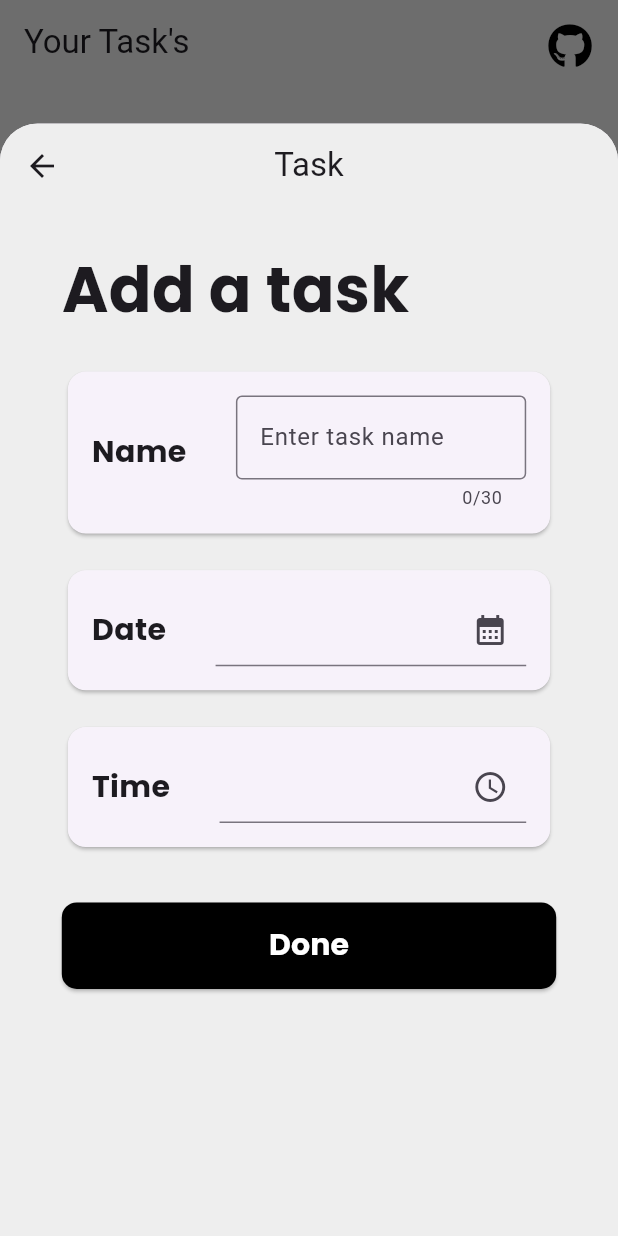
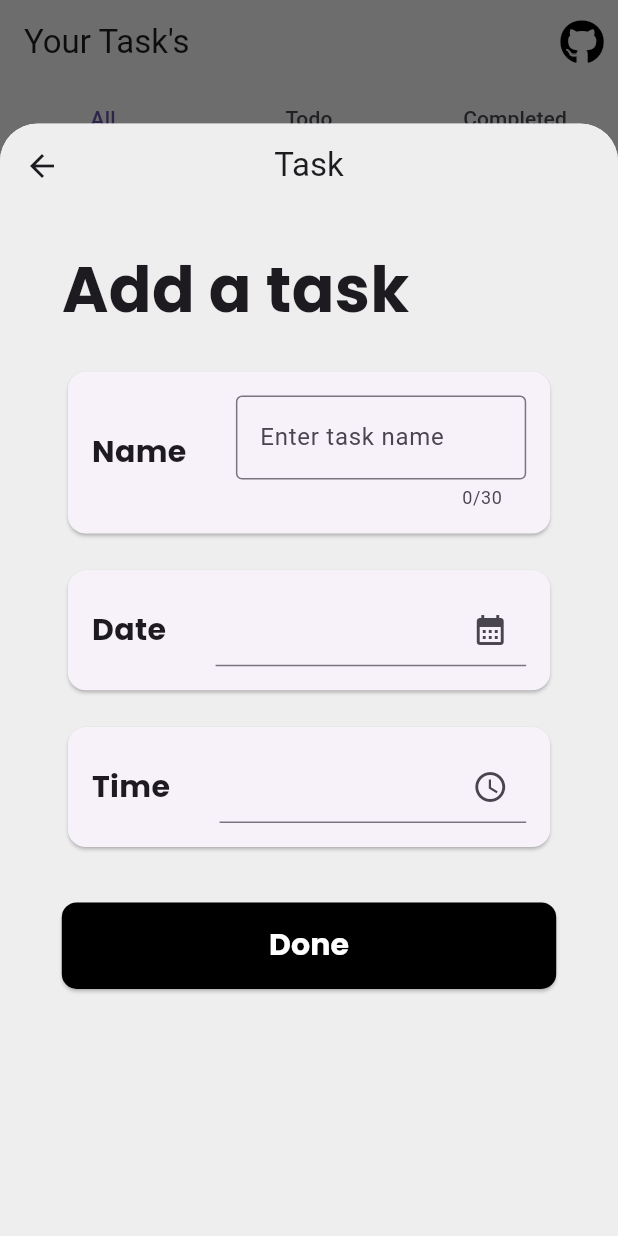
Before and after one commit to ChinmayMangela/todo, a Flutter app: the screen it shows after launch, after a tap on the "add" icon, on a phone screen of 412 x 824 dp. Run offline on Flutter 3.47's test engine with Material 3 defaults, Android fonts, the phone set to English and light mode, and no system bars; our stand-ins replace flutter_slidable, font_awesome_flutter, google_fonts, isar; accounts and stored records are empty; generated files the repository leaves out were written again.

Commit message:
Added TabBar to App Bar for task filtering: All tasks, Pending tasks, Completed tasks

```diff
--- a/lib/main.dart
+++ b/lib/main.dart
@@ -1,13 +1,11 @@
 import 'package:flutter/material.dart';
 import 'package:provider/provider.dart';
-import 'package:todo/data/datasources/isar_localdatabase.dart';
 import 'package:todo/presentation/providers/task_provider.dart';
 import 'package:todo/presentation/screens/home_screen.dart';
 import 'package:todo/presentation/theme/app_theme.dart';
 
 void main() async {
   WidgetsFlutterBinding.ensureInitialized();
-  await IsarLocalDatabase.initialize();
   runApp(
     ChangeNotifierProvider(
       create: (context) => TaskProvider(),
--- a/lib/presentation/screens/home_screen.dart
+++ b/lib/presentation/screens/home_screen.dart
@@ -1,9 +1,11 @@
 import 'package:flutter/material.dart';
-import 'package:todo/data/datasources/isar_localdatabase.dart';
+import 'package:font_awesome_flutter/font_awesome_flutter.dart';
+import 'package:provider/provider.dart';
+import 'package:todo/presentation/providers/task_provider.dart';
+import 'package:todo/presentation/widgets/TabWidgets/all_task_list.dart';
+import 'package:todo/presentation/widgets/TabWidgets/completed_task_list.dart';
+import 'package:todo/presentation/widgets/TabWidgets/pending_task_list.dart';
 import 'package:todo/presentation/widgets/task_creation_bottom_sheet.dart';
-import 'package:todo/presentation/widgets/app_bar.dart';
-import 'package:todo/presentation/widgets/task_list.dart';
-import 'package:todo/presentation/widgets/text.dart';
 import 'package:todo/utils/helper_functions.dart';
 
 class HomeScreen extends StatefulWidget {
@@ -17,50 +19,56 @@ class _HomeScreenState extends State<HomeScreen> {
   @override
   Widget build(BuildContext context) {
     final isDarkMode = Theme.of(context).brightness == Brightness.dark;
-    return Scaffold(
-      appBar: const MyAppBar(),
-      body: _buildBody(isDarkMode),
-      floatingActionButton: _buildFloatingActionButton(),
+    return DefaultTabController(
+      length: 3,
+      child: Scaffold(
+        appBar: _buildAppBar(isDarkMode),
+        body: _buildTabBarView(),
+        floatingActionButton: _buildFloatingActionButton(),
+      ),
     );
   }
 
-  Widget _buildBody(bool isDarkMode) {
-    return FutureBuilder(future: IsarLocalDatabase().fetchTasks(), builder: (context, snapShot) {
-      switch(snapShot.connectionState) {
-        case ConnectionState.waiting :
-          return _buildCircularProgressIndicator();
-        default:
-          if(snapShot.data!.isEmpty) {
-            return _buildEmptyTodoListMessage();
-          } else if(snapShot.hasError) {
-            return Center(child: Text(snapShot.error.toString()),);
-          } else {
-            return TaskList(
-              taskList: snapShot.data!,
-            );
-          }
-      }
-    });
-  }
-
-
-  Widget _buildEmptyTodoListMessage() {
-    return const Center(
-      child: Column(
-        mainAxisAlignment: MainAxisAlignment.center,
-        children: [
-          TextWidget(text: 'No todos yet!', textSize: 14, isBoldFont: true),
-          SizedBox(height: 10),
-          TextWidget(
-              text: 'Tap + to add a new todo', textSize: 14, isBoldFont: true),
+  AppBar _buildAppBar(bool isDarkMode) {
+    return AppBar(
+      title: const Text('Your Task\'s'),
+      actions: [
+        IconButton(
+          onPressed: HelperFunctions.navigateToMyGithubAccount,
+          icon: FaIcon(
+            size: 30,
+            FontAwesomeIcons.github,
+            color: isDarkMode ? Colors.white : Colors.black,
+          ),
+        ),
+      ],
+      bottom: const TabBar(
+        tabs: [
+          Tab(
+            text: 'All',
+          ),
+          Tab(
+            text: 'Todo',
+          ),
+          Tab(
+            text: 'Completed',
+          )
         ],
       ),
     );
   }
 
-  Widget _buildCircularProgressIndicator() {
-    return const Center(
-      child: CircularProgressIndicator(),
+  Widget _buildTabBarView() {
+    return Consumer<TaskProvider>(
+      builder: (context, taskProvider, child) {
+        return const TabBarView(
+          children: [
+            AllTaskList(),
+            CompletedTaskList(),
+            PendingTaskList(),
+          ],
+        );
+      },
     );
   }
 
--- /dev/null
+++ b/lib/presentation/widgets/TabWidgets/all_task_list.dart
@@ -0,0 +1,19 @@
+import 'package:flutter/material.dart';
+import 'package:provider/provider.dart';
+import 'package:todo/presentation/providers/task_provider.dart';
+import 'package:todo/presentation/widgets/task_list.dart';
+
+class AllTaskList extends StatelessWidget {
+  const AllTaskList({super.key});
+
+  @override
+  Widget build(BuildContext context) {
+    return Consumer<TaskProvider>(
+      builder: (context, taskProvider, child) {
+        return TaskList(
+          tasks: taskProvider.tasks,
+        );
+      },
+    );
+  }
+}
--- a/lib/presentation/widgets/app_bar.dart
+++ b/lib/presentation/widgets/app_bar.dart
@@ -8,12 +8,12 @@ class MyAppBar extends StatelessWidget implements PreferredSizeWidget {
   @override
   Widget build(BuildContext context) {
     final isDarkMode = Theme.of(context).brightness == Brightness.dark;
-    return AppBar(
-      title: const Text('Your Task\'s'),
-      actions: [
-        Padding(
-          padding: const EdgeInsets.all(8.0),
-          child: IconButton(
+    return DefaultTabController(
+      length: 3,
+      child: AppBar(
+        title: const Text('Your Task\'s'),
+        actions: [
+          IconButton(
             onPressed: _navigateToMyGithubAccount,
             icon: FaIcon(
               size: 30,
@@ -21,14 +21,27 @@ class MyAppBar extends StatelessWidget implements PreferredSizeWidget {
               color: isDarkMode ? Colors.white : Colors.black,
             ),
           ),
+        ],
+        bottom: TabBar(
+          tabs: [
+            Tab(
+              text: 'All',
+            ),
+            Tab(
+              text: 'Todo',
+            ),
+            Tab(
+              text: 'Completed',
+            )
+          ],
         ),
-      ],
+      ),
     );
   }
 
   void _navigateToMyGithubAccount() async {
     final url = Uri.parse('https://github.com/ChinmayMangela');
-    if(!await launchUrl(url)) {
+    if (!await launchUrl(url)) {
       return;
     }
   }
--- a/lib/presentation/widgets/task_editing_bottom_sheet.dart
+++ b/lib/presentation/widgets/task_editing_bottom_sheet.dart
@@ -71,7 +71,7 @@ class _TaskEditingBottomSheetState extends State<TaskEditingBottomSheet> {
     } catch (e) {
       // Handle the exception, e.g., display an error message
       ScaffoldMessenger.of(context).showSnackBar(
-        SnackBar(content: Text('Invalid date or time format')),
+        const SnackBar(content: Text('Invalid date or time format')),
       );
     }
   }
--- a/lib/presentation/widgets/task_list.dart
+++ b/lib/presentation/widgets/task_list.dart
@@ -1,29 +1,28 @@
 import 'package:flutter/material.dart';
 import 'package:flutter_slidable/flutter_slidable.dart';
 import 'package:provider/provider.dart';
+import 'package:todo/domain/models/task.dart';
 import 'package:todo/presentation/providers/task_provider.dart';
 import 'package:todo/presentation/widgets/task_editing_bottom_sheet.dart';
 import 'package:todo/presentation/widgets/task_tile.dart';
-
-import '../../domain/models/task.dart';
 import '../../utils/helper_functions.dart';
 
 class TaskList extends StatelessWidget {
   const TaskList({
     super.key,
-    required this.taskList,
+    required this.tasks,
   });
 
-  final List<Task> taskList;
+  final List<Task> tasks;
 
   @override
   Widget build(BuildContext context) {
     final isDarkMode = Theme.of(context).brightness == Brightness.dark;
     final taskListProvider = Provider.of<TaskProvider>(context);
     return ListView.builder(
-      itemCount: taskList.length,
+      itemCount: tasks.length,
       itemBuilder: (context, index) {
-        final currentTask = taskList[index];
+        final currentTask = tasks[index];
         return Slidable(
           endActionPane: ActionPane(
             motion: const StretchMotion(),
--- a/lib/utils/helper_functions.dart
+++ b/lib/utils/helper_functions.dart
@@ -1,12 +1,28 @@
 import 'package:flutter/material.dart';
+import 'package:url_launcher/url_launcher.dart';
+
+import '../presentation/widgets/text.dart';
 
 class HelperFunctions {
   static double getScreenWidth(BuildContext context) {
-    return MediaQuery.of(context).size.width;
+    return MediaQuery
+        .of(context)
+        .size
+        .width;
   }
 
   static double getScreenHeight(BuildContext context) {
-    return MediaQuery.of(context).size.height;
+    return MediaQuery
+        .of(context)
+        .size
+        .height;
+  }
+
+  static void navigateToMyGithubAccount() async {
+    final url = Uri.parse('https://github.com/ChinmayMangela');
+    if (!await launchUrl(url)) {
+      return;
+    }
   }
 
   static void showSnackBar(BuildContext context, String message,
@@ -38,10 +54,29 @@ class HelperFunctions {
       ),
       builder: (context) {
         return SizedBox(
-          height: MediaQuery.of(context).size.height * 0.9,
+          height: MediaQuery
+              .of(context)
+              .size
+              .height * 0.9,
           child: child,
         );
       },
     );
   }
+
+
+  static Widget buildEmptyTodoListMessage() {
+    return const Center(
+      child: Column(
+        mainAxisAlignment: MainAxisAlignment.center,
+        children: [
+          TextWidget(text: 'No todos yet!', textSize: 14, isBoldFont: true),
+          SizedBox(height: 10),
+          TextWidget(
+              text: 'Tap + to add a new todo', textSize: 14, isBoldFont: true),
+        ],
+      ),
+    );
+  }
+
 }
```
Also changed, not shown: lib/presentation/providers/task_provider.dart (+33 -14 lines), lib/presentation/widgets/TabWidgets/completed_task_list.dart (added, +19 -0 lines), lib/presentation/widgets/TabWidgets/pending_task_list.dart (added, +19 -0 lines).
